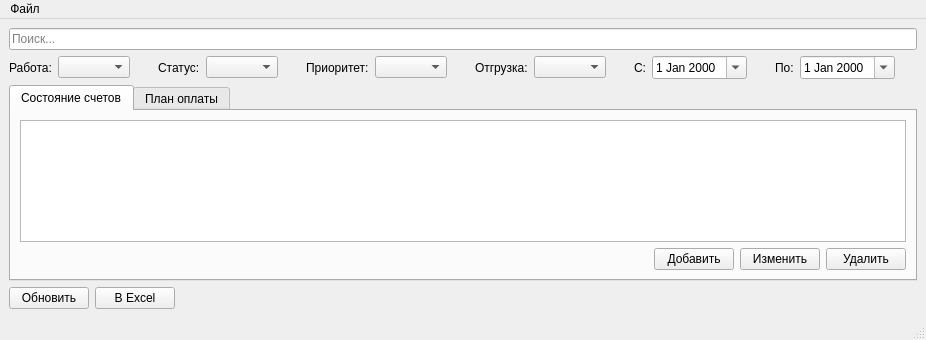
Old version of the form mainwindow.ui in the repository igrekus/billplan.
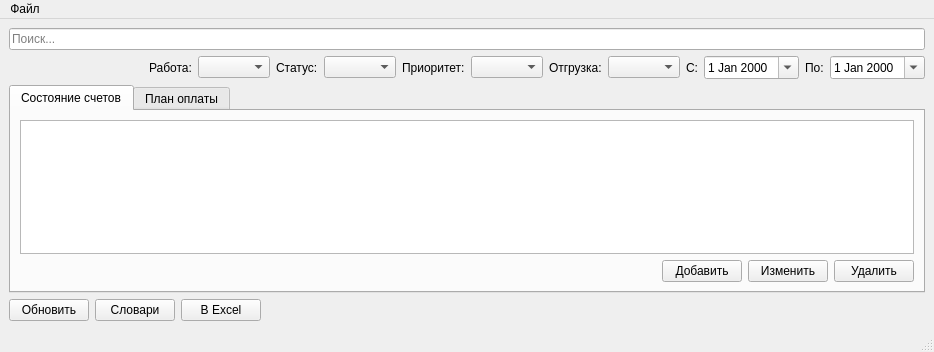
New version of the form.

```diff
--- a/mainwindow.ui
+++ b/mainwindow.ui
@@ -6,8 +6,8 @@
    <rect>
     <x>0</x>
     <y>0</y>
-    <width>926</width>
-    <height>340</height>
+    <width>934</width>
+    <height>352</height>
    </rect>
   </property>
   <property name="windowTitle">
@@ -24,6 +24,22 @@
     </item>
     <item>
      <layout class="QHBoxLayout" name="horizontalLayout_4">
+      <item>
+       <spacer name="horizontalSpacer_10">
+        <property name="orientation">
+         <enum>Qt::Horizontal</enum>
+        </property>
+        <property name="sizeType">
+         <enum>QSizePolicy::Expanding</enum>
+        </property>
+        <property name="sizeHint" stdset="0">
+         <size>
+          <width>40</width>
+          <height>20</height>
+         </size>
+        </property>
+       </spacer>
+      </item>
       <item>
        <widget class="QLabel" name="lblProjectFilter">
         <property name="sizePolicy">
@@ -59,19 +75,6 @@
         </property>
        </widget>
       </item>
-      <item>
-       <spacer name="horizontalSpacer_6">
-        <property name="orientation">
-         <enum>Qt::Horizontal</enum>
-        </property>
-        <property name="sizeHint" stdset="0">
-         <size>
-          <width>40</width>
-          <height>20</height>
-         </size>
-        </property>
-       </spacer>
-      </item>
       <item>
        <widget class="QLabel" name="lblStatusFilter">
         <property name="sizePolicy">
@@ -88,19 +91,6 @@
       <item>
        <widget class="QComboBox" name="comboStatusFilter"/>
       </item>
-      <item>
-       <spacer name="horizontalSpacer_7">
-        <property name="orientation">
-         <enum>Qt::Horizontal</enum>
-        </property>
-        <property name="sizeHint" stdset="0">
-         <size>
-          <width>40</width>
-          <height>20</height>
-         </size>
-        </property>
-       </spacer>
-      </item>
       <item>
        <widget class="QLabel" name="lblPriorityFilter">
         <property name="sizePolicy">
@@ -117,19 +107,6 @@
       <item>
        <widget class="QComboBox" name="comboPriorityFilter"/>
       </item>
-      <item>
-       <spacer name="horizontalSpacer_8">
-        <property name="orientation">
-         <enum>Qt::Horizontal</enum>
-        </property>
-        <property name="sizeHint" stdset="0">
-         <size>
-          <width>40</width>
-          <height>20</height>
-         </size>
-        </property>
-       </spacer>
-      </item>
       <item>
        <widget class="QLabel" name="lblShipmentFilter">
         <property name="sizePolicy">
@@ -146,19 +123,6 @@
       <item>
        <widget class="QComboBox" name="comboShipmentFilter"/>
       </item>
-      <item>
-       <spacer name="horizontalSpacer_4">
-        <property name="orientation">
-         <enum>Qt::Horizontal</enum>
-        </property>
-        <property name="sizeHint" stdset="0">
-         <size>
-          <width>40</width>
-          <height>20</height>
-         </size>
-        </property>
-       </spacer>
-      </item>
       <item>
        <widget class="QLabel" name="lblFromFilter">
         <property name="sizePolicy">
@@ -179,19 +143,6 @@
         </property>
        </widget>
       </item>
-      <item>
-       <spacer name="horizontalSpacer_5">
-        <property name="orientation">
-         <enum>Qt::Horizontal</enum>
-        </property>
-        <property name="sizeHint" stdset="0">
-         <size>
-          <width>40</width>
-          <height>20</height>
-         </size>
-        </property>
-       </spacer>
-      </item>
       <item>
        <widget class="QLabel" name="lblUntilFilter">
         <property name="sizePolicy">
@@ -212,19 +163,6 @@
         </property>
        </widget>
       </item>
-      <item>
-       <spacer name="horizontalSpacer_9">
-        <property name="orientation">
-         <enum>Qt::Horizontal</enum>
-        </property>
-        <property name="sizeHint" stdset="0">
-         <size>
-          <width>40</width>
-          <height>20</height>
-         </size>
-        </property>
-       </spacer>
-      </item>
      </layout>
     </item>
     <item>
@@ -334,6 +272,13 @@
         </property>
        </widget>
       </item>
+      <item>
+       <widget class="QPushButton" name="btnDictEditor">
+        <property name="text">
+         <string>Словари</string>
+        </property>
+       </widget>
+      </item>
       <item>
        <widget class="QPushButton" name="btnPrint">
         <property name="text">
@@ -366,8 +311,8 @@
     <rect>
      <x>0</x>
      <y>0</y>
-     <width>926</width>
-     <height>18</height>
+     <width>934</width>
+     <height>20</height>
     </rect>
    </property>
    <property name="nativeMenuBar">
```
